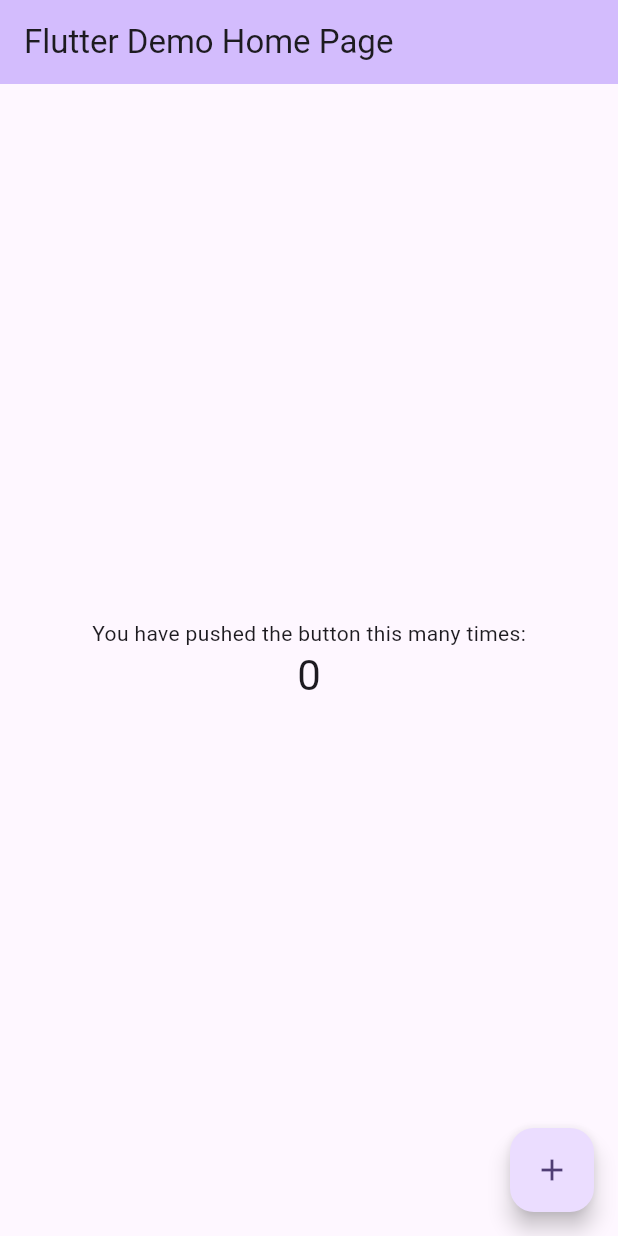
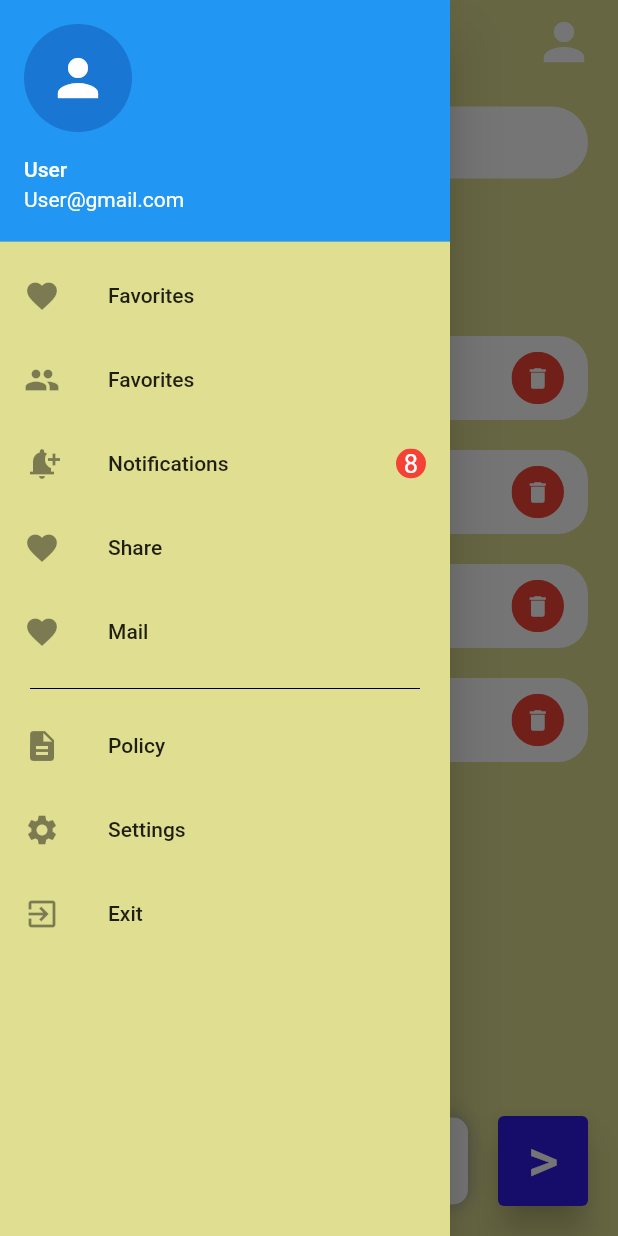
Before and after one commit to tkazee/flutter_todo_app, a Flutter app: the screen it shows after launch, with the side drawer open (before the commit the screen has no drawer), on a phone screen of 412 x 824 dp. Run offline on Flutter 3.47's test engine with Material 2 defaults, Android fonts, the phone set to English and light mode, and no system bars.

Commit message:
Initial commit

```diff
--- /dev/null
+++ b/lib/constants/colors.dart
@@ -0,0 +1,6 @@
+import 'package:flutter/material.dart';
+
+const Color tdRed = Colors.red;
+const Color tdBlue = Color.fromARGB(255, 48, 28, 231);
+const Color tdBlack = Color.fromARGB(255, 99, 67, 7);
+const Color tdBGColor = Color.fromARGB(255, 224, 223, 145);
--- a/lib/main.dart
+++ b/lib/main.dart
@@ -1,126 +1,20 @@
 import 'package:flutter/material.dart';
 
+import 'screens/splash_screen.dart';
+
 void main() {
-  runApp(const MyApp());
+  runApp(MyApp());
 }
 
 class MyApp extends StatelessWidget {
   const MyApp({super.key});
 
-  // This widget is the root of your application.
   @override
   Widget build(BuildContext context) {
     return MaterialApp(
-      title: 'Flutter Demo',
-      theme: ThemeData(
-        // This is the theme of your application.
-        //
-        // TRY THIS: Try running your application with "flutter run". You'll see
-        // the application has a blue toolbar. Then, without quitting the app,
-        // try changing the seedColor in the colorScheme below to Colors.green
-        // and then invoke "hot reload" (save your changes or press the "hot
-        // reload" button in a Flutter-supported IDE, or press "r" if you used
-        // the command line to start the app).
-        //
-        // Notice that the counter didn't reset back to zero; the application
-        // state is not lost during the reload. To reset the state, use hot
-        // restart instead.
-        //
-        // This works for code too, not just values: Most code changes can be
-        // tested with just a hot reload.
-        colorScheme: ColorScheme.fromSeed(seedColor: Colors.deepPurple),
-        useMaterial3: true,
-      ),
-      home: const MyHomePage(title: 'Flutter Demo Home Page'),
+      debugShowCheckedModeBanner: false,
+      title: 'Todo-app',
+      home: Splash(),
     );
   }
 }
-
-class MyHomePage extends StatefulWidget {
-  const MyHomePage({super.key, required this.title});
-
-  // This widget is the home page of your application. It is stateful, meaning
-  // that it has a State object (defined below) that contains fields that affect
-  // how it looks.
-
-  // This class is the configuration for the state. It holds the values (in this
-  // case the title) provided by the parent (in this case the App widget) and
-  // used by the build method of the State. Fields in a Widget subclass are
-  // always marked "final".
-
-  final String title;
-
-  @override
-  State<MyHomePage> createState() => _MyHomePageState();
-}
-
-class _MyHomePageState extends State<MyHomePage> {
-  int _counter = 0;
-
-  void _incrementCounter() {
-    setState(() {
-      // This call to setState tells the Flutter framework that something has
-      // changed in this State, which causes it to rerun the build method below
-      // so that the display can reflect the updated values. If we changed
-      // _counter without calling setState(), then the build method would not be
-      // called again, and so nothing would appear to happen.
-      _counter++;
-    });
-  }
-
-  @override
-  Widget build(BuildContext context) {
-    // This method is rerun every time setState is called, for instance as done
-    // by the _incrementCounter method above.
-    //
-    // The Flutter framework has been optimized to make rerunning build methods
-    // fast, so that you can just rebuild anything that needs updating rather
-    // than having to individually change instances of widgets.
-    return Scaffold(
-      appBar: AppBar(
-        // TRY THIS: Try changing the color here to a specific color (to
-        // Colors.amber, perhaps?) and trigger a hot reload to see the AppBar
-        // change color while the other colors stay the same.
-        backgroundColor: Theme.of(context).colorScheme.inversePrimary,
-        // Here we take the value from the MyHomePage object that was created by
-        // the App.build method, and use it to set our appbar title.
-        title: Text(widget.title),
-      ),
-      body: Center(
-        // Center is a layout widget. It takes a single child and positions it
-        // in the middle of the parent.
-        child: Column(
-          // Column is also a layout widget. It takes a list of children and
-          // arranges them vertically. By default, it sizes itself to fit its
-          // children horizontally, and tries to be as tall as its parent.
-          //
-          // Column has various properties to control how it sizes itself and
-          // how it positions its children. Here we use mainAxisAlignment to
-          // center the children vertically; the main axis here is the vertical
-          // axis because Columns are vertical (the cross axis would be
-          // horizontal).
-          //
-          // TRY THIS: Invoke "debug painting" (choose the "Toggle Debug Paint"
-          // action in the IDE, or press "p" in the console), to see the
-          // wireframe for each widget.
-          mainAxisAlignment: MainAxisAlignment.center,
-          children: <Widget>[
-            const Text(
-              'You have pushed the button this many times:',
-            ),
-            Text(
-              '$_counter',
-              style: Theme.of(context).textTheme.headlineMedium,
-            ),
-          ],
-        ),
-      ),
-      floatingActionButton: FloatingActionButton(
-        onPressed: _incrementCounter,
-        tooltip: 'Increment',
-        child: const Icon(Icons.add),
-      ), // This trailing comma makes auto-formatting nicer for build methods.
-    );
-
-  }
-}
--- /dev/null
+++ b/lib/model/todo.dart
@@ -0,0 +1,22 @@
+class Todo {
+  String? id;
+  String? todoText;
+  bool isDone;
+
+  Todo({
+    required this.id,
+    required this.todoText,
+    this.isDone = false,
+
+
+  });
+  static List<Todo> todoList(){
+    return [
+      Todo(id: '01', todoText: 'Morning Excersize', isDone: true),
+      Todo(id: '02', todoText: 'Afternoon Lunch', isDone: false),
+      Todo(id: '03', todoText: 'Evening Yoga', isDone: false),
+      Todo(id: '01', todoText: 'waking ', isDone: true),
+
+    ];
+  }
+}
--- /dev/null
+++ b/lib/screens/home.dart
@@ -0,0 +1,189 @@
+import 'package:flutter/material.dart';
+import 'package:todo/constants/colors.dart';
+import 'package:todo/model/todo.dart';
+import 'package:todo/screens/navbar.dart';
+import 'package:todo/widgets/todo_item.dart';
+
+class Home extends StatefulWidget {
+  const Home({super.key});
+
+  @override
+  State<Home> createState() => _HomeState();
+}
+
+class _HomeState extends State<Home> {
+  final todoList = Todo.todoList();
+  List<Todo> _foundTodo = [];
+  final _todoController = TextEditingController();
+
+  @override
+  void initState() {
+    _foundTodo = todoList;
+    super.initState();
+    ScrollViewKeyboardDismissBehavior.manual;
+  }
+
+  @override
+  Widget build(BuildContext context) {
+    return Scaffold(
+      drawer: NavBar(),
+      backgroundColor: tdBGColor,
+      appBar: _buildAppBar(),
+      body: Stack(
+        children: [
+          Container(
+            padding: EdgeInsets.symmetric(horizontal: 20, vertical: 15),
+            child: Column(
+              children: [
+                searchBox(),
+                Expanded(
+                  child: ListView(
+                    children: [
+                      Container(
+                        margin: EdgeInsets.only(top: 50, bottom: 20),
+                        child: Text('ALl todo',
+                            style: TextStyle(
+                                fontSize: 30, fontWeight: FontWeight.w500)),
+                      ),
+                      for (Todo todo in _foundTodo.reversed)
+                        TodoItem(
+                          todo: todo,
+                          onTodoChanged: _handleTodoChange,
+                          onDeleteItem: _deleteTodoItem,
+                        ),
+                    ],
+                  ),
+                )
+              ],
+            ),
+          ),
+          Align(
+              alignment: Alignment.bottomCenter,
+              child: Row(
+                children: [
+                  Expanded(
+                    child: Container(
+                      margin: EdgeInsets.only(bottom: 20, right: 20, left: 20),
+                      padding:
+                          EdgeInsets.symmetric(horizontal: 20, vertical: 5),
+                      decoration: BoxDecoration(
+                          color: Colors.white,
+                          boxShadow: const [
+                            BoxShadow(
+                              color: Colors.grey,
+                              offset: Offset(0.0, 0.0),
+                              blurRadius: 10.0,
+                              spreadRadius: 0.0,
+                            )
+                          ],
+                          borderRadius: BorderRadius.circular(10)),
+                      child: TextField(
+                        controller: _todoController,
+                        decoration: InputDecoration(
+                            hintText: 'Add a new todo Item',
+                            border: InputBorder.none),
+                      ),
+                    ),
+                  ),
+                  Container(
+                    margin: EdgeInsets.only(bottom: 20, right: 20),
+                    child: ElevatedButton(
+                      child: Text(
+                        '>',
+                        style: TextStyle(
+                          fontSize: 40,
+                        ),
+                      ),
+                      onPressed: () {
+                        _addTodoItem(_todoController.text);
+                      },
+                      style: ElevatedButton.styleFrom(
+                        primary: tdBlue,
+                        minimumSize: Size(60, 60),
+                        elevation: 10,
+                      ),
+                    ),
+                  )
+                ],
+              ))
+        ],
+      ),
+    );
+  }
+
+  void _handleTodoChange(Todo todo) {
+    setState(() {
+      todo.isDone = !todo.isDone;
+    });
+  }
+
+  void _deleteTodoItem(String id) {
+    setState(() {
+      todoList.removeWhere((element) => element.id == id);
+    });
+  }
+
+  void _addTodoItem(String todo) {
+    setState(() {
+      todoList.add(Todo(
+          id: DateTime.now().microsecondsSinceEpoch.toString(),
+          todoText: todo));
+      _todoController.clear();
+    });
+  }
+
+  void _runFilter(String enteredKeyword) {
+    List<Todo> results = [];
+    if (enteredKeyword.isEmpty) {
+      results = todoList;
+    } else {
+      results = todoList
+          .where((item) => item.todoText!
+              .toLowerCase()
+              .contains(enteredKeyword.toLowerCase()))
+          .toList();
+    }
+    setState(() {
+      _foundTodo = results;
+    });
+  }
+
+  Widget searchBox() {
+    return Container(
+        padding: EdgeInsets.symmetric(horizontal: 15),
+        decoration: BoxDecoration(
+            color: Colors.white, borderRadius: BorderRadius.circular(25)),
+        child: TextField(
+          onChanged: (value) => _runFilter(value),
+          decoration: InputDecoration(
+            contentPadding: EdgeInsets.all(1),
+            prefixIcon: Icon(
+              Icons.search,
+              color: tdBlack,
+              size: 25,
+            ),
+            prefixIconConstraints: BoxConstraints(maxHeight: 20, minWidth: 25),
+            border: InputBorder.none,
+            hintText: 'Search Text',
+            hintStyle: TextStyle(color: Colors.grey),
+          ),
+        ));
+  }
+
+  AppBar _buildAppBar() {
+    return AppBar(
+      elevation: 0,
+      backgroundColor: tdBGColor,
+      title: Row(
+        mainAxisAlignment: MainAxisAlignment.end,
+        children: [
+          Icon(
+            Icons.person,
+            color: Colors.white,
+            size: 40,
+          )
+        ],
+      ),
+    );
+  }
+}
--- /dev/null
+++ b/lib/screens/navbar.dart
@@ -0,0 +1,93 @@
+import 'package:flutter/material.dart';
+import 'package:todo/constants/colors.dart';
+
+class NavBar extends StatelessWidget {
+  const NavBar({super.key});
+
+  @override
+  Widget build(BuildContext context) {
+    return Drawer(
+      width: 300,
+      backgroundColor: tdBGColor,
+      child: ListView(
+        padding: EdgeInsets.zero,
+        children: [
+          UserAccountsDrawerHeader(accountName: Text('User'),
+          accountEmail : Text('User@gmail.com'),
+          currentAccountPicture: CircleAvatar(
+            child: Icon(Icons.person,
+            color: Colors.white,
+            size:40,
+            )
+          )
+          ),
+          ListTile(
+            leading: Icon(Icons.favorite),
+            title: Text('Favorites'),
+            onTap: ()=> null,
+          ),
+
+          ListTile(
+            leading: Icon(Icons.people),
+            title: Text('Favorites'),
+            onTap: ()=> null,
+          ),
+
+          ListTile(
+            leading: Icon(Icons.notification_add),
+            title: Text('Notifications'),
+            onTap: ()=> null,
+            trailing: ClipOval(
+              child: Container(
+                color: Colors.red,
+                width: 20,
+                height: 20,
+                child: Text('8', textAlign:TextAlign.center,
+                style: TextStyle(fontSize: 17,
+                color: Colors.white),
+                ),
+              ),
+            ),
+          ),
+
+          ListTile(
+            leading: Icon(Icons.favorite),
+            title: Text('Share'),
+            onTap: ()=> null,
+          ),
+
+          ListTile(
+            leading: Icon(Icons.favorite),
+            title: Text('Mail'),
+            onTap: ()=> null,
+          ),
+          Divider(
+            color: Colors.black,
+            height: 20,
+            indent: 20,
+            endIndent: 20,
+          ),
+
+          ListTile(
+            leading: Icon(Icons.description),
+            title: Text('Policy'),
+            onTap: ()=> null,
+          ),
+
+          ListTile(
+            leading: Icon(Icons.settings),
+            title: Text('Settings'),
+            onTap: ()=> null,
+          ),
+
+          ListTile(
+            leading: Icon(Icons.exit_to_app),
+            title: Text('Exit'),
+            onTap: ()=> null,
+          ),
+        ],
+      ),
+    );
+
+  }
+}
--- /dev/null
+++ b/lib/screens/splash_screen.dart
@@ -0,0 +1,27 @@
+import 'package:flutter/material.dart';
+import 'package:todo/screens/home.dart';
+
+class Splash extends StatefulWidget {
+  const Splash({super.key});
+
+  @override
+  State<Splash> createState() => _SplashState();
+}
+
+class _SplashState extends State<Splash> {
+  void initState() {
+    super.initState();
+    Future.delayed(Duration(seconds: 2),(){
+      Navigator.push(context, MaterialPageRoute(builder: (context) => Home()));
+    });
+  }
+
+  @override
+  Widget build(BuildContext context) {
+    return Center(
+      child: Scaffold(
+        body: Center(child: Text('Welcome to my app')),
+      ),
+    );
+  }
+}
--- /dev/null
+++ b/lib/widgets/todo_item.dart
@@ -0,0 +1,56 @@
+import 'package:flutter/material.dart';
+import 'package:todo/constants/colors.dart';
+import 'package:todo/model/todo.dart';
+
+class TodoItem extends StatelessWidget {
+  final Todo todo;
+  final onTodoChanged;
+  final onDeleteItem;
+
+  const TodoItem(
+      {super.key, required this.todo, this.onTodoChanged, this.onDeleteItem});
+
+  @override
+  Widget build(BuildContext context) {
+    return Container(
+      margin: EdgeInsets.only(bottom: 20),
+      child: ListTile(
+        onTap: () {
+          onTodoChanged(todo);
+        },
+        shape: RoundedRectangleBorder(borderRadius: BorderRadius.circular(20)),
+        tileColor: Colors.white,
+        leading: Icon(
+          todo.isDone ? Icons.check_box : Icons.check_box_outline_blank,
+          color: tdBlue,
+        ),
+        title: Text(
+          todo.todoText!,
+          style: TextStyle(
+            fontSize: 16,
+            color: Colors.black,
+            decoration: todo.isDone ? TextDecoration.lineThrough : null,
+          ),
+        ),
+        trailing: ClipOval(
+          child: Container(
+            height: 35,
+            width: 35,
+            decoration: BoxDecoration(
+              color: tdRed,
+              borderRadius: BorderRadius.circular(5),
+            ),
+            child: IconButton(
+              color: Colors.white,
+              iconSize: 18,
+              icon: Icon(Icons.delete),
+              onPressed: () {
+                onDeleteItem(todo.id);
+              },
+            ),
+          ),
+        ),
+      ),
+    );
+  }
+}
```
